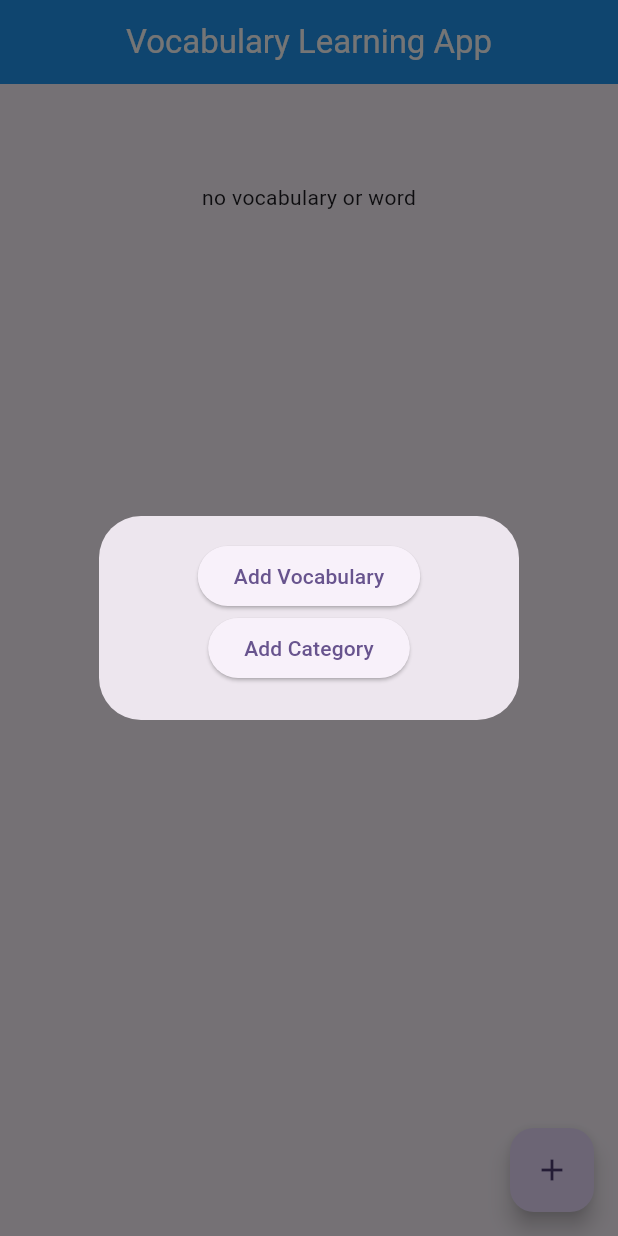
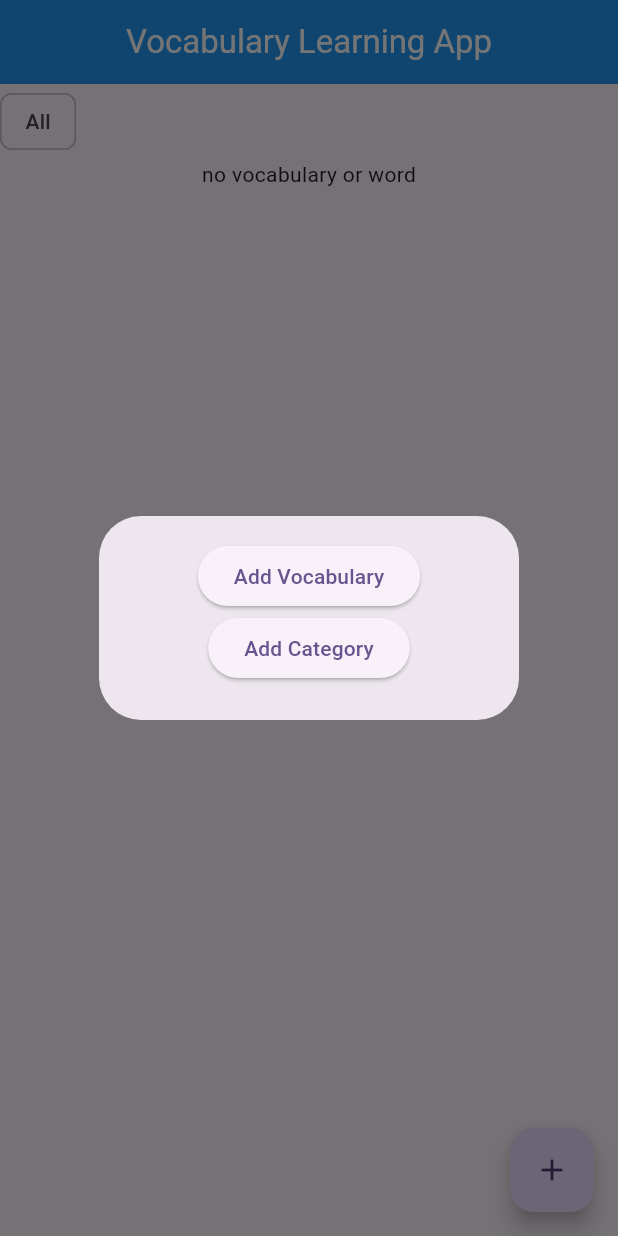
Before and after one commit to ZabihullahNooriWardak/Vocabulary_Learning_App, a Flutter app: the screen it shows after launch, after a tap on the "add" icon, on a phone screen of 412 x 824 dp. Run offline on Flutter 3.47's test engine with Material 3 defaults, Android fonts, the phone set to English and light mode, and no system bars; our stand-ins replace drift, drift_flutter, get, get_it; accounts and stored records are empty; generated files the repository leaves out were written again.

Commit message:
Adds the All button in top of listview

```diff
--- a/lib/bindings.dart
+++ b/lib/bindings.dart
@@ -1,12 +1,19 @@
+import 'package:expense_tracker/repository/category_repository.dart';
+import 'package:expense_tracker/repository/vocabulary_repository.dart';
 import 'package:get/get.dart';
 import 'package:get_it/get_it.dart';
 
 import 'database/app_db.dart';
+import 'getx_controllers/vocabulary_controller.dart';
 
 class GlobalBinding extends Bindings {
   @override
   void dependencies() {
     // TODO: implement dependencies
     Get.put(AppDb());
+    Get.put(VocabularyRepository());
+    Get.put(CategoryRepository());
+    Get.put(VocabularyController(
+        vocabularyRepository: Get.find(), categoryRepository: Get.find()));
   }
 }
--- a/lib/getx_controllers/vocabulary_controller.dart
+++ b/lib/getx_controllers/vocabulary_controller.dart
@@ -5,29 +5,10 @@ import '../database/app_db.dart';
 import '../repository/vocabulary_repository.dart';
 
 class VocabularyController extends GetxController {
-  final VocabularyRepository _vocabularyRepository = VocabularyRepository();
-  final CategoryRepository _categoryRepository = CategoryRepository();
-  List<VocabularyData> _allVocabularies = [];
-  int? _selectedCategoryId;
-  int? get selectedCategoryId => _selectedCategoryId;
-  selectCategoryId(int id) {
-    _selectedCategoryId = id;
-    update();
-  }
-
-  List<VocabularyData> get allVocabularies => _allVocabularies;
-  List<VCategoryData> _allCategory = [];
-  List<VCategoryData> get allCategories => _allCategory;
-  getAllCategory() async {
-    _allCategory = await _categoryRepository.getAllCategory();
-    update();
-  }
-
-  getAllVocabulariesById() {
-    _allVocabularies = _allVocabularies
-        .where((vocabulary) => vocabulary.categoryId == _selectedCategoryId)
-        .toList();
-  }
+  VocabularyController(
+      {required this.vocabularyRepository, required this.categoryRepository});
+  final VocabularyRepository vocabularyRepository;
+  final CategoryRepository categoryRepository;
 
   @override
   void onInit() {
@@ -37,25 +18,29 @@ class VocabularyController extends GetxController {
     getAllCategory();
   }
 
+  List<VocabularyData> _allVocabularies = [];
+
+  List<VocabularyData> get allVocabularies => _allVocabularies;
+
   getAllVocabularies() async {
-    _allVocabularies = await _vocabularyRepository.allVocabularies();
+    _allVocabularies = await vocabularyRepository.allVocabularies();
     update();
     return _allVocabularies;
   }
 
   addVocabulary(VocabularyCompanion vc) async {
-    var result = await _vocabularyRepository.addVocabulary(vc);
+    var result = await vocabularyRepository.addVocabulary(vc);
     print("this is the result after Saving : $result");
     getAllVocabularies();
   }
 
   updateVocabulary(VocabularyCompanion vc) async {
-    await _vocabularyRepository.updateVocabulary(vc);
+    await vocabularyRepository.updateVocabulary(vc);
     getAllVocabularies();
   }
 
   deleteVocabulary(int id) async {
-    await _vocabularyRepository.deleteVocabulary(id);
+    await vocabularyRepository.deleteVocabulary(id);
     getAllVocabularies();
   }
 
@@ -67,7 +52,7 @@ class VocabularyController extends GetxController {
   }
 
   getCategoryById(int id) async {
-    return await _categoryRepository.getCategoryById(id);
+    return await categoryRepository.getCategoryById(id);
   }
 
   getAllVocabularyByCategory(int id) async {
@@ -77,4 +62,18 @@ class VocabularyController extends GetxController {
     }).toList();
     update();
   }
+
+  int? _selectedCategoryId;
+  int? get selectedCategoryId => _selectedCategoryId;
+  selectCategoryId(int id) {
+    _selectedCategoryId = id;
+    update();
+  }
+
+  List<VCategoryData> _allCategory = [];
+  List<VCategoryData> get allCategories => _allCategory;
+  getAllCategory() async {
+    _allCategory = await categoryRepository.getAllCategory();
+    update();
+  }
 }
--- a/lib/screens/add_category_screen.dart
+++ b/lib/screens/add_category_screen.dart
@@ -3,7 +3,6 @@ import 'package:expense_tracker/database/app_db.dart';
 import 'package:expense_tracker/repository/category_repository.dart';
 import 'package:flutter/material.dart';
 import 'package:get/get.dart';
-import 'package:get/get_core/src/get_main.dart';
 
 import '../getx_controllers/vocabulary_controller.dart';
 
--- a/lib/screens/add_vocabular.dart
+++ b/lib/screens/add_vocabular.dart
@@ -161,6 +161,8 @@ class _AddVocabularyState extends State<AddVocabulary> {
                 } else {
                   vc = VocabularyCompanion(
                       id: db.Value(widget.vd!.id),
+                      categoryId:
+                          db.Value(controller.dropDownSelectedCategory!.id),
                       word: db.Value(_wordController.text),
                       definition: db.Value(_definitionController.text),
                       exampleSentence: db.Value(_exampleController.text == ""
--- a/lib/screens/vocabulary_home.dart
+++ b/lib/screens/vocabulary_home.dart
@@ -4,12 +4,10 @@ import 'package:expense_tracker/screens/add_vocabular.dart';
 import 'package:flutter/material.dart';
 import 'package:get/get.dart';
 
-class VocabularyHome extends StatelessWidget {
+class VocabularyHome extends GetView<VocabularyController> {
   const VocabularyHome({super.key});
   @override
   Widget build(BuildContext context) {
-    final controller = Get.put(VocabularyController());
-    // print('this is in build method : ${controller.allVocabularies[0].word}');
     // TODO: implement build
     return GetBuilder<VocabularyController>(
       init: controller,
@@ -66,21 +64,36 @@ class VocabularyHome extends StatelessWidget {
           ),
           body: Column(
             children: [
-              Container(
-                height: MediaQuery.sizeOf(context).height * 0.08,
+              SizedBox(
+                height: 50,
                 child: ListView.builder(
                     scrollDirection: Axis.horizontal,
-                    itemCount: controller.allCategories.length,
+                    itemCount: controller.allCategories.length + 1,
                     itemBuilder: (context, index) {
+                      if (index == 0) {
+                        return InkWell(
+                          onTap: () {
+                            controller.getAllVocabularies();
+                          },
+                          child: const Chip(
+                            label: Text("All"),
+                          ),
+                        );
+                      } else {
                         return InkWell(
                           onTap: () {
                             controller.getAllVocabularyByCategory(
-                              controller.allCategories[index].id);
+                                controller.allCategories[index - 1].id);
                           },
+                          child: Padding(
+                            padding: const EdgeInsets.all(3.0),
                             child: Chip(
-                          label: Text(controller.allCategories[index].name),
+                              label: Text(
+                                  controller.allCategories[index - 1].name),
+                            ),
                           ),
                         );
+                      }
                     }),
               ),
               controller.allVocabularies.isEmpty
```
Lines whose indentation alone changed are shown as unchanged.
